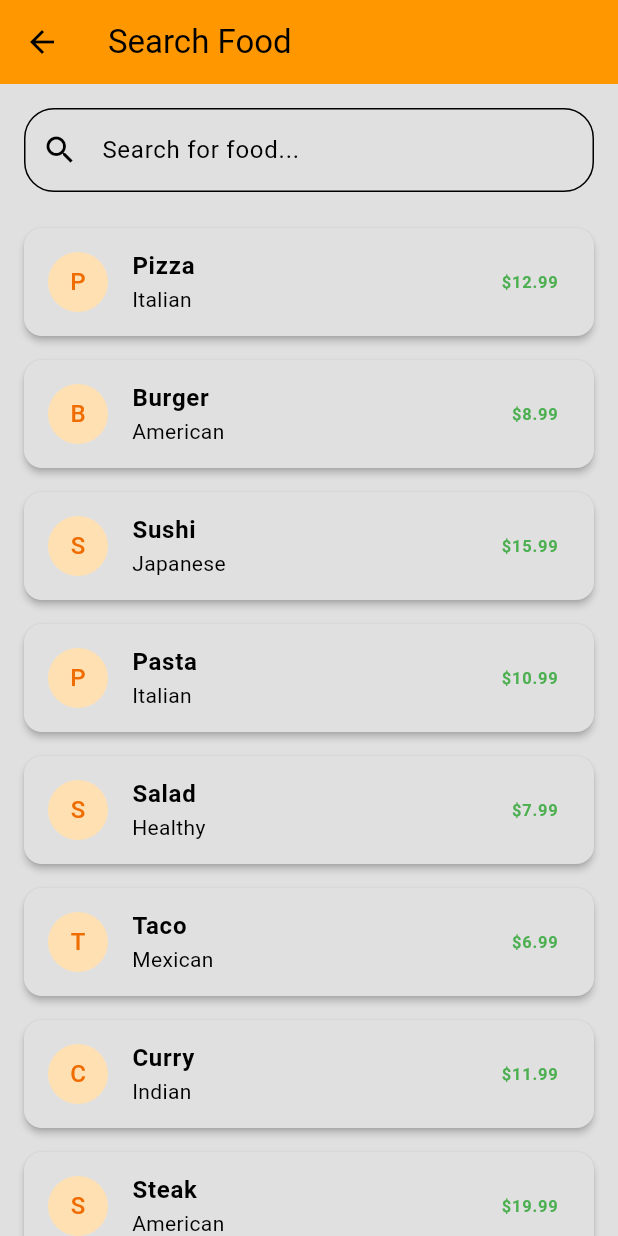
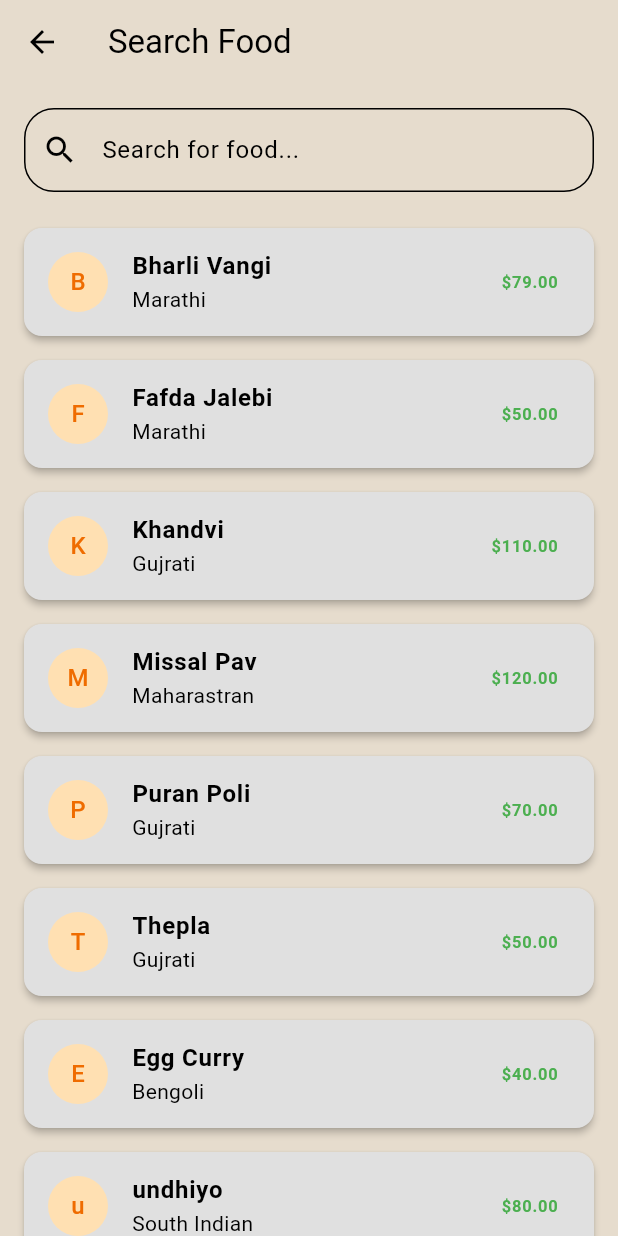
Before and after one commit to Campus-Dabba/campus_dabba_mobile, a Flutter app: the screen it shows once a user with an empty profile is signed in, after a tap on "Search", on a phone screen of 412 x 824 dp. Run offline on Flutter 3.47's test engine with Material 3 defaults, Android fonts, the phone set to English and light mode, and no system bars; our stand-ins replace animate_do, dots_indicator, firebase_auth, firebase_core, shared_preferences, simple_animations; accounts and stored records are empty.

Commit message:
change food card

```diff
--- a/lib/screen/home_screen.dart
+++ b/lib/screen/home_screen.dart
@@ -92,15 +92,15 @@ class _HomeScreenState extends State<HomeScreen> {
                   padding: const EdgeInsets.all(16.0),
                   decoration: BoxDecoration(
                     // color: Colors.white,
-                    border: Border.all(color: Color(0xFF84BD93)),
+                    border: Border.all(color: Color(0xFF3F2D20)),
                     borderRadius: BorderRadius.circular(20),
                   ),
                   child: Row(
                     children: [
-                      Icon(Icons.search, color: Color(0xFF84BD93)),
+                      Icon(Icons.search, color: Color(0xFF3F2D20)),
                       SizedBox(width: 8),
                       Text('Search',
-                          style: TextStyle(color: Color(0xFF84BD93))),
+                          style: TextStyle(color: Color(0xFF3F2D20))),
                     ],
                   ),
                 ),
--- a/lib/screen/search_screen.dart
+++ b/lib/screen/search_screen.dart
@@ -11,14 +11,14 @@ class Food {
 
 // Sample food data
 final List<Food> allFoods = [
-  Food(name: 'Pizza', category: 'Italian', price: 12.99),
-  Food(name: 'Burger', category: 'American', price: 8.99),
-  Food(name: 'Sushi', category: 'Japanese', price: 15.99),
-  Food(name: 'Pasta', category: 'Italian', price: 10.99),
-  Food(name: 'Salad', category: 'Healthy', price: 7.99),
-  Food(name: 'Taco', category: 'Mexican', price: 6.99),
-  Food(name: 'Curry', category: 'Indian', price: 11.99),
-  Food(name: 'Steak', category: 'American', price: 19.99),
+  Food(name: 'Bharli Vangi', category: 'Marathi', price: 79),
+  Food(name: 'Fafda Jalebi', category: 'Marathi', price: 50),
+  Food(name: 'Khandvi', category: 'Gujrati', price: 110),
+  Food(name: 'Missal Pav', category: 'Maharastran', price: 120),
+  Food(name: 'Puran Poli', category: 'Gujrati', price: 70),
+  Food(name: 'Thepla', category: 'Gujrati', price: 50),
+  Food(name: 'Egg Curry', category: 'Bengoli', price: 40),
+  Food(name: 'undhiyo', category: 'South Indian', price: 80),
 ];
 
 class SearchFoodScreen extends StatefulWidget {
@@ -45,9 +45,10 @@ class _SearchFoodScreenState extends State<SearchFoodScreen> {
   @override
   Widget build(BuildContext context) {
     return Scaffold(
+      backgroundColor: Color(0xFFE6DCCD),
       appBar: AppBar(
         title: const Text('Search Food'),
-        backgroundColor: Colors.orange,
+        backgroundColor: Color(0xFFE6DCCD),
       ),
       body: Column(
         children: [
--- a/lib/widgets/food_card_widget.dart
+++ b/lib/widgets/food_card_widget.dart
@@ -4,6 +4,7 @@ import 'package:campus_dabba/type/dish.dart';
 import 'package:campus_dabba/type/order.dart';
 import 'package:campus_dabba/widgets/quantity_controll_widget.dart';
 import 'package:flutter/material.dart';
+
 
 class FoodCard extends StatefulWidget {
   final Dish dish;
@@ -102,8 +103,6 @@ class _FoodCardState extends State<FoodCard> {
               children: [
                 Row(
                   children: [
-                    // Icon(Icons.access_time, color: Colors.grey),
-                    // SizedBox(width: 4),
                     Text(widget.dish.estimatedTime),
                   ],
                 ),
@@ -120,7 +119,6 @@ class _FoodCardState extends State<FoodCard> {
           ),
           // price and add button
           Padding(
-            // padding: const EdgeInsets.symmetric(horizontal: 8.0, vertical: 4.0),
             padding: EdgeInsets.only(left: 8, bottom: 10),
             child: Row(
               mainAxisAlignment: MainAxisAlignment.spaceBetween,
@@ -148,7 +146,35 @@ class _FoodCardState extends State<FoodCard> {
                 )
               ],
             ),
-          )
+          ),
+          // Add dabba button
+          Padding(
+            padding: const EdgeInsets.all(8.0),
+            child: SizedBox(
+              width: double.infinity,
+              child: ElevatedButton(
+                onPressed: () {
+                  // TODO: Add to cart functionality here
+                },
+                style: ElevatedButton.styleFrom(
+                  // primary: Colors.orange,
+                  foregroundColor: Color(0xFF3F2D20),
+                  shape: RoundedRectangleBorder(
+                    borderRadius: BorderRadius.circular(8),
+                  ),
+                  padding: EdgeInsets.symmetric(vertical: 12),
+                ),
+                child: Text(
+                  'Add dabba',
+                  style: TextStyle(
+                    fontSize: 16,
+                    fontWeight: FontWeight.bold,
+                    color: Color(0xFF3F2D20),
+                  ),
+                ),
+              ),
+            ),
+          ),
         ],
       ),
     );
```
